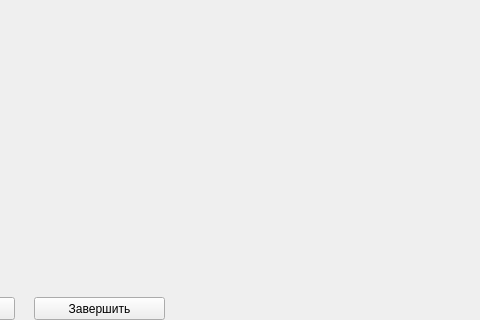
Before: the Qt Designer form gui_client/testwindow.ui in turok-m-a/tester-server, drawn with Qt 5; both pictures show x 536 to 1016 and y 343 to 663 of the 1016 by 663 pixel window.
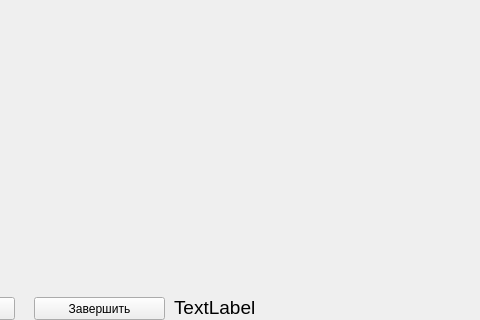
After: the same form once the commit is applied.

Diff of the .ui file:
```diff
--- a/gui_client/testwindow.ui
+++ b/gui_client/testwindow.ui
@@ -95,6 +95,24 @@
     <string>image</string>
    </property>
   </widget>
+  <widget class="QLabel" name="timer">
+   <property name="geometry">
+    <rect>
+     <x>710</x>
+     <y>640</y>
+     <width>151</width>
+     <height>21</height>
+    </rect>
+   </property>
+   <property name="font">
+    <font>
+     <pointsize>14</pointsize>
+    </font>
+   </property>
+   <property name="text">
+    <string>TextLabel</string>
+   </property>
+  </widget>
  </widget>
  <resources/>
  <connections/>
```
